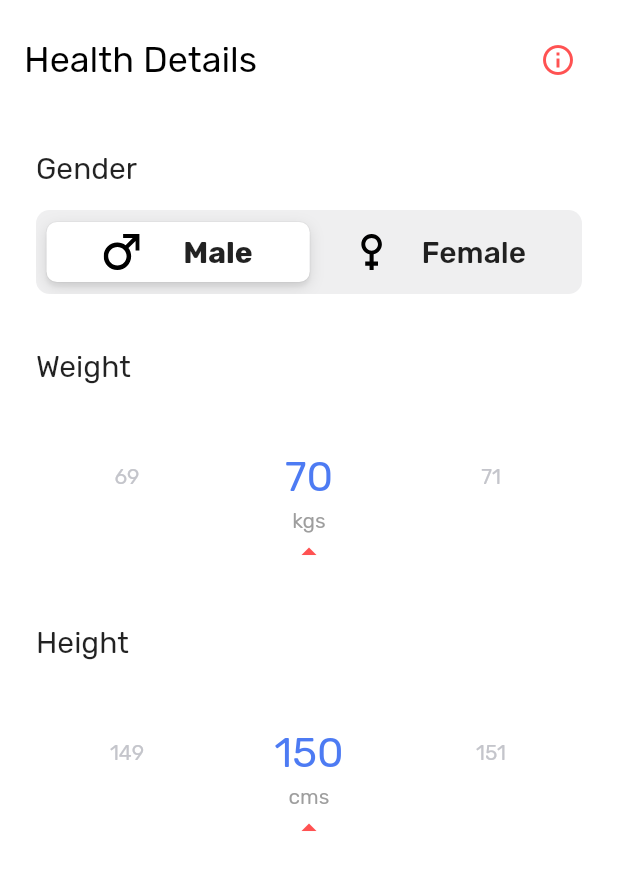
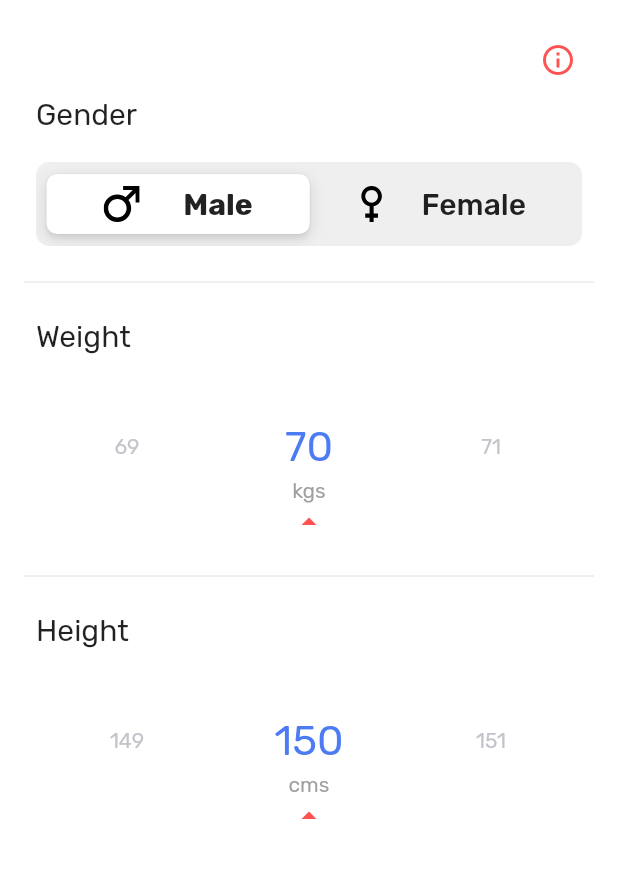
Before and after one commit to deepu513/greycells, a Flutter app: the HealthDetailsInputPage widget shown alone on an empty page, opened directly, on a phone screen of 412 x 824 dp. Shown: the top 870 px of the screen. Run offline on Flutter 3.47's test engine with Material 2 defaults, Android fonts, the phone set to English and light mode, and no system bars; our stand-ins replace bloc, equatable, flutter_bloc, flutter_svg, shared_preferences; accounts and stored records are empty; generated files the repository leaves out were written again.

Commit message:
Minor UI updates

```diff
--- a/lib/view/pages/health_details_input_page.dart
+++ b/lib/view/pages/health_details_input_page.dart
@@ -15,13 +15,7 @@ class HealthDetailsInputPage extends StatelessWidget {
         children: <Widget>[
           Row(
             children: <Widget>[
-              Text(
-                Strings.healthDetails,
-                style: Theme.of(context)
-                    .textTheme
-                    .headline5
-                    .copyWith(color: Colors.black, fontWeight: FontWeight.w400),
-              ),
+              Text(""),
               Spacer(),
               IconButton(
                 onPressed: () {},
@@ -29,23 +23,24 @@ class HealthDetailsInputPage extends StatelessWidget {
               )
             ],
           ),
-          SizedBox(
-            height: 36.0,
-          ),
           Padding(
             padding: const EdgeInsets.symmetric(horizontal: 8.0),
             child: Text("Gender",
                 style: TextStyle(fontSize: 20.0, fontWeight: FontWeight.w400)),
           ),
           SizedBox(
-            height: 16.0,
+            height: 20.0,
           ),
           Padding(
             padding: const EdgeInsets.symmetric(horizontal: 8.0),
             child: GenderSelector(),
           ),
           SizedBox(
-            height: 36.0,
+            height: 16.0,
+          ),
+          Divider(),
+          SizedBox(
+            height: 16.0,
           ),
           Padding(
               padding: const EdgeInsets.symmetric(horizontal: 8.0),
@@ -57,7 +52,11 @@ class HealthDetailsInputPage extends StatelessWidget {
             child: Container(height: 124.0, child: WeightCard()),
           ),
           SizedBox(
-            height: 36.0,
+            height: 16.0,
+          ),
+          Divider(),
+          SizedBox(
+            height: 16.0,
           ),
           Padding(
               padding: const EdgeInsets.symmetric(horizontal: 8.0),
--- a/lib/view/pages/patient_detail_input.dart
+++ b/lib/view/pages/patient_detail_input.dart
@@ -119,11 +119,11 @@ class _PatientDetailInputState extends State<PatientDetailInput>
     else if (transitionState.currentPageNumber == 2)
       return BirthDetailsInputPage();
     else if (transitionState.currentPageNumber == 3)
+      return HealthDetailsInputPage();
+    else if (transitionState.currentPageNumber == 4)
       return GuardianDetailsInputPage();
-    else if (transitionState.currentPageNumber == 4)
+    else if (transitionState.currentPageNumber == 5)
       return AddressDetailInputPage();
-    else if (transitionState.currentPageNumber == 5)
-      return HealthDetailsInputPage();
 
     return Container(); // Should never happen
   }
```
